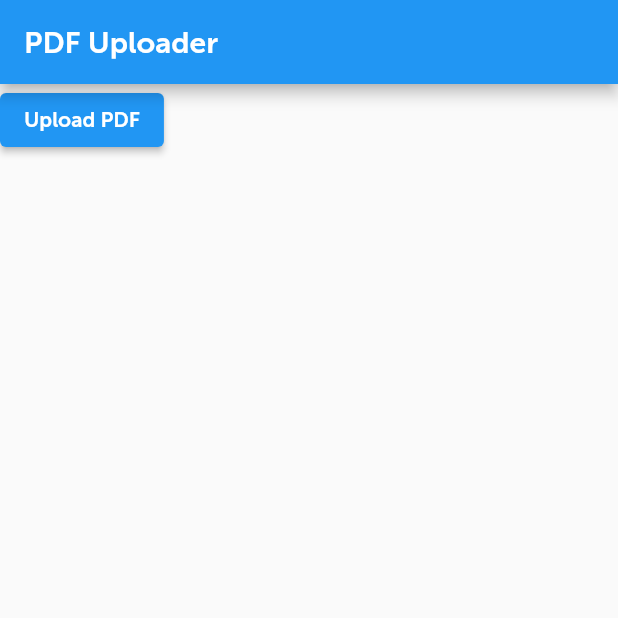
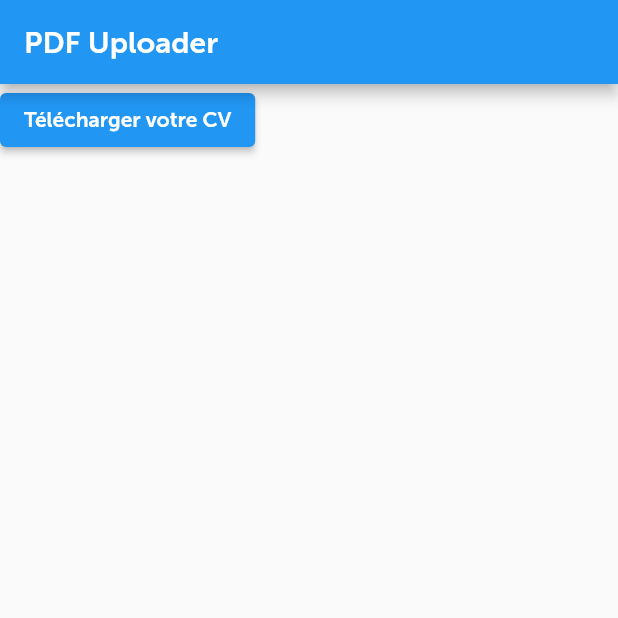
Before and after one commit to Mat0108/Vivatech-Front, a Flutter app: the screen it shows after launch, on a phone screen of 412 x 824 dp, the top half of it. Run offline on Flutter 3.47's test engine with Material 2 defaults, Android fonts, the phone set to English and light mode, and no system bars; our stand-ins replace file_picker; missing offline and left inert: flutter_pdfview.

Commit message:
Update CV

```diff
--- a/lib/cv/pdf_viewer_page.dart
+++ b/lib/cv/pdf_viewer_page.dart
@@ -54,10 +54,10 @@ class _PdfUploaderPageState extends State<PdfUploaderPage> {
         children: [
           ElevatedButton(
             onPressed: uploadPDF,
-            child: Text('Upload PDF'),
+            child: const Text('Télécharger votre CV'),
           ),
           if (pdfPath != null) ...[
-            SizedBox(height: 20),
+            const SizedBox(height: 20),
             Expanded(
               child: PDFView(
                 filePath: pdfPath!,
```
Also changed, not shown: 1 other file.
